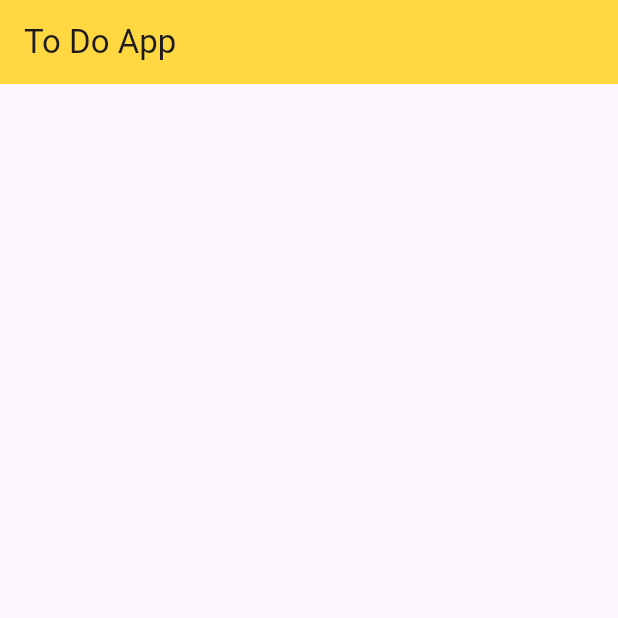
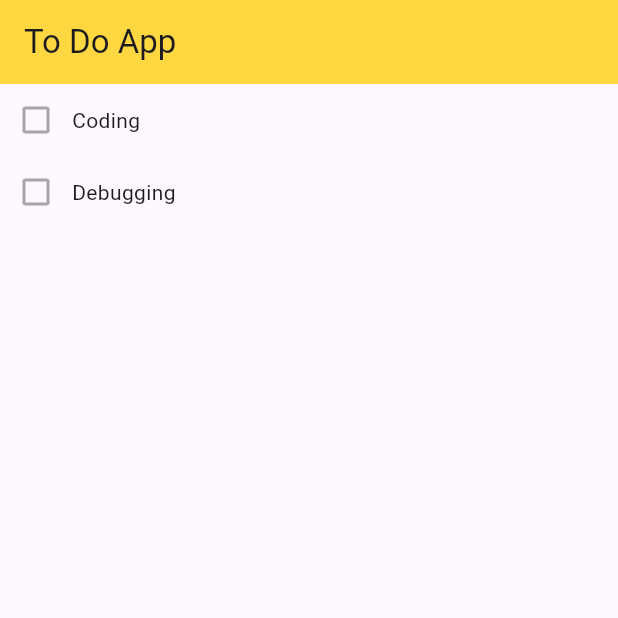
Before and after one commit to lxmwaniky/to_do_app, a Flutter app: the screen it shows after launch, on a phone screen of 412 x 824 dp, the top half of it. Run offline on Flutter 3.47's test engine with Material 3 defaults, Android fonts, the phone set to English and light mode, and no system bars.

Commit message:
Update UI and logic for ToDoList in HomePage

```diff
--- a/lib/pages/home_page.dart
+++ b/lib/pages/home_page.dart
@@ -1,19 +1,36 @@
 import 'package:flutter/material.dart';
+import 'package:to_do_app/utils/todo_tile.dart';
 
-class HomePage extends StatelessWidget {
+class HomePage extends StatefulWidget {
   const HomePage({super.key});
+
+  @override
+  State<HomePage> createState() => _HomePageState();
+}
+
+class _HomePageState extends State<HomePage> {
+  List toDoitems = [
+    ['Coding', false],
+    ['Debugging', false]
+  ];
 
   @override
   Widget build(BuildContext context) {
     return MaterialApp(
       debugShowCheckedModeBanner: false,
       home: Scaffold(
-        appBar: AppBar(
-          title: Text('To Do App'),
-          backgroundColor: Colors.amberAccent,
-        ),
-        body: null,
-      ),
+          appBar: AppBar(
+            title: Text('To Do App'),
+            backgroundColor: Colors.amberAccent,
+          ),
+          body: ListView.builder(
+              itemCount: toDoitems.length,
+              itemBuilder: ((context, index) {
+                return ToDoTile(
+                  taskName: toDoitems[index][0],
+                  isDone: toDoitems[index][1],
+                );
+              }))),
     );
   }
 }
--- a/lib/utils/todo_tile.dart
+++ b/lib/utils/todo_tile.dart
@@ -1,10 +1,25 @@
 import 'package:flutter/material.dart';
 
 class ToDoTile extends StatelessWidget {
-  const ToDoTile({super.key});
+  final String taskName;
+  final bool isDone;
+  Function(bool?)? onChanged;
+
+  ToDoTile({
+    super.key,
+    required this.taskName,
+    required this.isDone,
+  });
 
   @override
   Widget build(BuildContext context) {
-    return Container();
+    return Container(
+      child: Row(
+        children: [
+          Checkbox(value: isDone, onChanged: onChanged),
+          Text(taskName),
+        ],
+      ),
+    );
   }
 }
```
